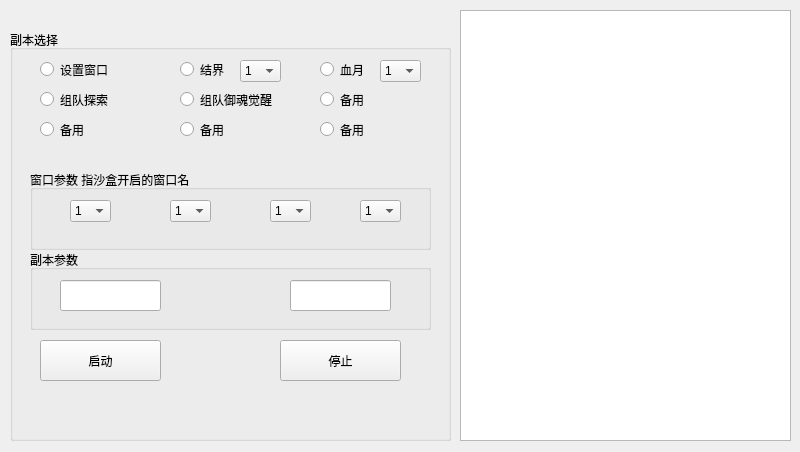
Old version of the form yys/UI/yysUI.ui in the repository w978211741/yys.
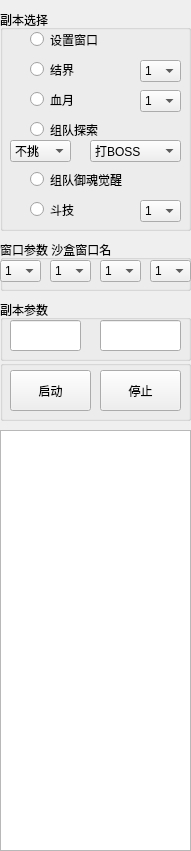
New version of the form. Icons and pictures are not drawn.

Commit message: 5.9去掉识别体力，改为场景重复，过多直接结束副本进程

```diff
--- a/yys/UI/yysUI.ui
+++ b/yys/UI/yysUI.ui
@@ -6,128 +6,42 @@
    <rect>
     <x>0</x>
     <y>0</y>
-    <width>800</width>
-    <height>452</height>
+    <width>191</width>
+    <height>851</height>
    </rect>
   </property>
   <property name="windowTitle">
    <string>痒痒鼠1.3</string>
   </property>
   <widget class="QWidget" name="centralwidget">
-   <widget class="QGroupBox" name="groupBox">
+   <widget class="QTextBrowser" name="textBrowser">
     <property name="geometry">
      <rect>
-      <x>10</x>
-      <y>30</y>
-      <width>441</width>
-      <height>411</height>
+      <x>0</x>
+      <y>430</y>
+      <width>191</width>
+      <height>421</height>
+     </rect>
+    </property>
+   </widget>
+   <widget class="QGroupBox" name="groupBox_4">
+    <property name="geometry">
+     <rect>
+      <x>0</x>
+      <y>360</y>
+      <width>191</width>
+      <height>61</height>
      </rect>
     </property>
     <property name="title">
-     <string>副本选择</string>
+     <string/>
     </property>
-    <widget class="QRadioButton" name="radioButton_1">
-     <property name="geometry">
-      <rect>
-       <x>30</x>
-       <y>30</y>
-       <width>115</width>
-       <height>19</height>
-      </rect>
-     </property>
-     <property name="text">
-      <string>设置窗口</string>
-     </property>
-     <attribute name="buttonGroup">
-      <string notr="true">buttonGroup</string>
-     </attribute>
-    </widget>
-    <widget class="QRadioButton" name="radioButton_2">
-     <property name="geometry">
-      <rect>
-       <x>170</x>
-       <y>30</y>
-       <width>61</width>
-       <height>19</height>
-      </rect>
-     </property>
-     <property name="text">
-      <string>结界</string>
-     </property>
-     <attribute name="buttonGroup">
-      <string notr="true">buttonGroup</string>
-     </attribute>
-    </widget>
-    <widget class="QRadioButton" name="radioButton_3">
-     <property name="geometry">
-      <rect>
-       <x>310</x>
-       <y>30</y>
-       <width>61</width>
-       <height>19</height>
-      </rect>
-     </property>
-     <property name="text">
-      <string>血月</string>
-     </property>
-     <attribute name="buttonGroup">
-      <string notr="true">buttonGroup</string>
-     </attribute>
-    </widget>
-    <widget class="QRadioButton" name="radioButton_4">
-     <property name="geometry">
-      <rect>
-       <x>30</x>
-       <y>60</y>
-       <width>115</width>
-       <height>19</height>
-      </rect>
-     </property>
-     <property name="text">
-      <string>组队探索</string>
-     </property>
-     <attribute name="buttonGroup">
-      <string notr="true">buttonGroup</string>
-     </attribute>
-    </widget>
-    <widget class="QRadioButton" name="radioButton_5">
-     <property name="geometry">
-      <rect>
-       <x>170</x>
-       <y>60</y>
-       <width>115</width>
-       <height>19</height>
-      </rect>
-     </property>
-     <property name="text">
-      <string>组队御魂觉醒</string>
-     </property>
-     <attribute name="buttonGroup">
-      <string notr="true">buttonGroup</string>
-     </attribute>
-    </widget>
-    <widget class="QRadioButton" name="radioButton_6">
-     <property name="geometry">
-      <rect>
-       <x>310</x>
-       <y>60</y>
-       <width>115</width>
-       <height>19</height>
-      </rect>
-     </property>
-     <property name="text">
-      <string>备用</string>
-     </property>
-     <attribute name="buttonGroup">
-      <string notr="true">buttonGroup</string>
-     </attribute>
-    </widget>
     <widget class="QPushButton" name="pushButton_1">
      <property name="geometry">
       <rect>
-       <x>30</x>
-       <y>310</y>
-       <width>121</width>
+       <x>10</x>
+       <y>10</y>
+       <width>81</width>
        <height>41</height>
       </rect>
      </property>
@@ -138,9 +52,9 @@
     <widget class="QPushButton" name="pushButton_2">
      <property name="geometry">
       <rect>
-       <x>270</x>
-       <y>310</y>
-       <width>121</width>
+       <x>100</x>
+       <y>10</y>
+       <width>81</width>
        <height>41</height>
       </rect>
      </property>
@@ -148,23 +62,24 @@
       <string>停止</string>
      </property>
     </widget>
+   </widget>
     <widget class="QGroupBox" name="groupBox_2">
      <property name="geometry">
       <rect>
-       <x>20</x>
-       <y>140</y>
-       <width>401</width>
-       <height>80</height>
+      <x>0</x>
+      <y>240</y>
+      <width>191</width>
+      <height>51</height>
       </rect>
      </property>
      <property name="title">
-      <string>窗口参数 指沙盒开启的窗口名</string>
+     <string>窗口参数 沙盒窗口名</string>
      </property>
      <widget class="QComboBox" name="comboBox_1">
       <property name="geometry">
        <rect>
-        <x>40</x>
-        <y>30</y>
+       <x>0</x>
+       <y>20</y>
         <width>41</width>
         <height>22</height>
        </rect>
@@ -193,8 +108,8 @@
      <widget class="QComboBox" name="comboBox_2">
       <property name="geometry">
        <rect>
-        <x>140</x>
-        <y>30</y>
+       <x>50</x>
+       <y>20</y>
         <width>41</width>
         <height>22</height>
        </rect>
@@ -223,8 +138,8 @@
      <widget class="QComboBox" name="comboBox_3">
       <property name="geometry">
        <rect>
-        <x>240</x>
-        <y>30</y>
+       <x>100</x>
+       <y>20</y>
         <width>41</width>
         <height>22</height>
        </rect>
@@ -253,8 +168,8 @@
      <widget class="QComboBox" name="comboBox_4">
       <property name="geometry">
        <rect>
-        <x>330</x>
-        <y>30</y>
+       <x>150</x>
+       <y>20</y>
         <width>41</width>
         <height>22</height>
        </rect>
@@ -281,61 +196,13 @@
       </item>
      </widget>
     </widget>
-    <widget class="QRadioButton" name="radioButton_7">
-     <property name="geometry">
-      <rect>
-       <x>30</x>
-       <y>90</y>
-       <width>115</width>
-       <height>19</height>
-      </rect>
-     </property>
-     <property name="text">
-      <string>备用</string>
-     </property>
-     <attribute name="buttonGroup">
-      <string notr="true">buttonGroup</string>
-     </attribute>
-    </widget>
-    <widget class="QRadioButton" name="radioButton_8">
-     <property name="geometry">
-      <rect>
-       <x>170</x>
-       <y>90</y>
-       <width>115</width>
-       <height>19</height>
-      </rect>
-     </property>
-     <property name="text">
-      <string>备用</string>
-     </property>
-     <attribute name="buttonGroup">
-      <string notr="true">buttonGroup</string>
-     </attribute>
-    </widget>
-    <widget class="QRadioButton" name="radioButton_9">
-     <property name="geometry">
-      <rect>
-       <x>310</x>
-       <y>90</y>
-       <width>115</width>
-       <height>19</height>
-      </rect>
-     </property>
-     <property name="text">
-      <string>备用</string>
-     </property>
-     <attribute name="buttonGroup">
-      <string notr="true">buttonGroup</string>
-     </attribute>
-    </widget>
     <widget class="QGroupBox" name="groupBox_3">
      <property name="geometry">
       <rect>
-       <x>20</x>
-       <y>220</y>
-       <width>401</width>
-       <height>80</height>
+      <x>0</x>
+      <y>300</y>
+      <width>191</width>
+      <height>61</height>
       </rect>
      </property>
      <property name="title">
@@ -344,9 +211,9 @@
      <widget class="QLineEdit" name="lineEdit_times">
       <property name="geometry">
        <rect>
-        <x>30</x>
-        <y>30</y>
-        <width>101</width>
+       <x>10</x>
+       <y>20</y>
+       <width>71</width>
         <height>31</height>
        </rect>
       </property>
@@ -360,9 +227,9 @@
      <widget class="QLineEdit" name="lineEdit_qqname">
       <property name="geometry">
        <rect>
-        <x>260</x>
-        <y>30</y>
-        <width>101</width>
+       <x>100</x>
+       <y>20</y>
+       <width>81</width>
         <height>31</height>
        </rect>
       </property>
@@ -374,11 +241,23 @@
       </property>
      </widget>
     </widget>
+   <widget class="QGroupBox" name="groupBox_5">
+    <property name="geometry">
+     <rect>
+      <x>0</x>
+      <y>10</y>
+      <width>191</width>
+      <height>221</height>
+     </rect>
+    </property>
+    <property name="title">
+     <string>副本选择</string>
+    </property>
     <widget class="QComboBox" name="comboBox_jienum">
      <property name="geometry">
       <rect>
-       <x>230</x>
-       <y>30</y>
+       <x>140</x>
+       <y>50</y>
        <width>41</width>
        <height>22</height>
       </rect>
@@ -410,43 +289,215 @@
     <widget class="QComboBox" name="comboBox_xuenum">
      <property name="geometry">
       <rect>
-       <x>370</x>
+       <x>140</x>
+       <y>80</y>
+       <width>41</width>
+       <height>22</height>
+      </rect>
+     </property>
+     <item>
+      <property name="text">
+       <string>1</string>
+      </property>
+     </item>
+     <item>
+      <property name="text">
+       <string>2</string>
+      </property>
+     </item>
+     <item>
+      <property name="text">
+       <string>3</string>
+      </property>
+     </item>
+     <item>
+      <property name="text">
+       <string>4</string>
+      </property>
+     </item>
+    </widget>
+    <widget class="QComboBox" name="comboBox_UP">
+     <property name="geometry">
+      <rect>
+       <x>10</x>
+       <y>130</y>
+       <width>61</width>
+       <height>22</height>
+      </rect>
+     </property>
+     <property name="editable">
+      <bool>false</bool>
+     </property>
+     <item>
+      <property name="text">
+       <string>不挑</string>
+      </property>
+     </item>
+     <item>
+      <property name="text">
+       <string>金币</string>
+      </property>
+     </item>
+     <item>
+      <property name="text">
+       <string>经验</string>
+      </property>
+     </item>
+     <item>
+      <property name="text">
+       <string>奖励</string>
+      </property>
+     </item>
+    </widget>
+    <widget class="QComboBox" name="comboBox_BOSS">
+     <property name="geometry">
+      <rect>
+       <x>90</x>
+       <y>130</y>
+       <width>91</width>
+       <height>22</height>
+      </rect>
+     </property>
+     <property name="editable">
+      <bool>false</bool>
+     </property>
+     <item>
+      <property name="text">
+       <string>打BOSS</string>
+      </property>
+     </item>
+     <item>
+      <property name="text">
+       <string>不打BOSS</string>
+      </property>
+     </item>
+    </widget>
+    <widget class="QRadioButton" name="radioButton_6">
+     <property name="geometry">
+      <rect>
+       <x>30</x>
+       <y>190</y>
+       <width>61</width>
+       <height>19</height>
+      </rect>
+     </property>
+     <property name="text">
+      <string>斗技</string>
+     </property>
+     <attribute name="buttonGroup">
+      <string notr="true">buttonGroup</string>
+     </attribute>
+    </widget>
+    <widget class="QComboBox" name="comboBox_dounum">
+     <property name="geometry">
+      <rect>
+       <x>140</x>
+       <y>190</y>
+       <width>41</width>
+       <height>22</height>
+      </rect>
+     </property>
+     <item>
+      <property name="text">
+       <string>1</string>
+      </property>
+     </item>
+     <item>
+      <property name="text">
+       <string>2</string>
+      </property>
+     </item>
+     <item>
+      <property name="text">
+       <string>3</string>
+      </property>
+     </item>
+     <item>
+      <property name="text">
+       <string>4</string>
+      </property>
+     </item>
+    </widget>
+   </widget>
+   <widget class="QRadioButton" name="radioButton_4">
+    <property name="geometry">
+     <rect>
+      <x>30</x>
+      <y>120</y>
+      <width>91</width>
+      <height>19</height>
+     </rect>
+    </property>
+    <property name="text">
+     <string>组队探索</string>
+    </property>
+    <attribute name="buttonGroup">
+     <string notr="true">buttonGroup</string>
+    </attribute>
+   </widget>
+   <widget class="QRadioButton" name="radioButton_5">
+    <property name="geometry">
+     <rect>
+      <x>30</x>
+      <y>170</y>
+      <width>115</width>
+      <height>19</height>
+     </rect>
+    </property>
+    <property name="text">
+     <string>组队御魂觉醒</string>
+    </property>
+    <attribute name="buttonGroup">
+     <string notr="true">buttonGroup</string>
+    </attribute>
+   </widget>
+   <widget class="QRadioButton" name="radioButton_1">
+    <property name="geometry">
+     <rect>
+      <x>30</x>
        <y>30</y>
-       <width>41</width>
-       <height>22</height>
-      </rect>
-     </property>
-     <item>
+      <width>115</width>
+      <height>19</height>
+     </rect>
+    </property>
       <property name="text">
-       <string>1</string>
-      </property>
-     </item>
-     <item>
-      <property name="text">
-       <string>2</string>
-      </property>
-     </item>
-     <item>
+     <string>设置窗口</string>
+    </property>
+    <attribute name="buttonGroup">
+     <string notr="true">buttonGroup</string>
+    </attribute>
+   </widget>
+   <widget class="QRadioButton" name="radioButton_2">
+    <property name="geometry">
+     <rect>
+      <x>30</x>
+      <y>60</y>
+      <width>61</width>
+      <height>19</height>
+     </rect>
+    </property>
       <property name="text">
-       <string>3</string>
-      </property>
-     </item>
-     <item>
-      <property name="text">
-       <string>4</string>
-      </property>
-     </item>
-    </widget>
-   </widget>
-   <widget class="QTextBrowser" name="textBrowser">
+     <string>结界</string>
+    </property>
+    <attribute name="buttonGroup">
+     <string notr="true">buttonGroup</string>
+    </attribute>
+   </widget>
+   <widget class="QRadioButton" name="radioButton_3">
     <property name="geometry">
      <rect>
-      <x>460</x>
-      <y>10</y>
-      <width>331</width>
-      <height>431</height>
+      <x>30</x>
+      <y>90</y>
+      <width>61</width>
+      <height>19</height>
      </rect>
     </property>
+    <property name="text">
+     <string>血月</string>
+    </property>
+    <attribute name="buttonGroup">
+     <string notr="true">buttonGroup</string>
+    </attribute>
    </widget>
   </widget>
   <action name="actionsadf">
```
Left out of the diff: 117 changed lines with no effect on the pictures. Lines whose indentation alone changed are shown as unchanged. The commit also changes 19 other files.
